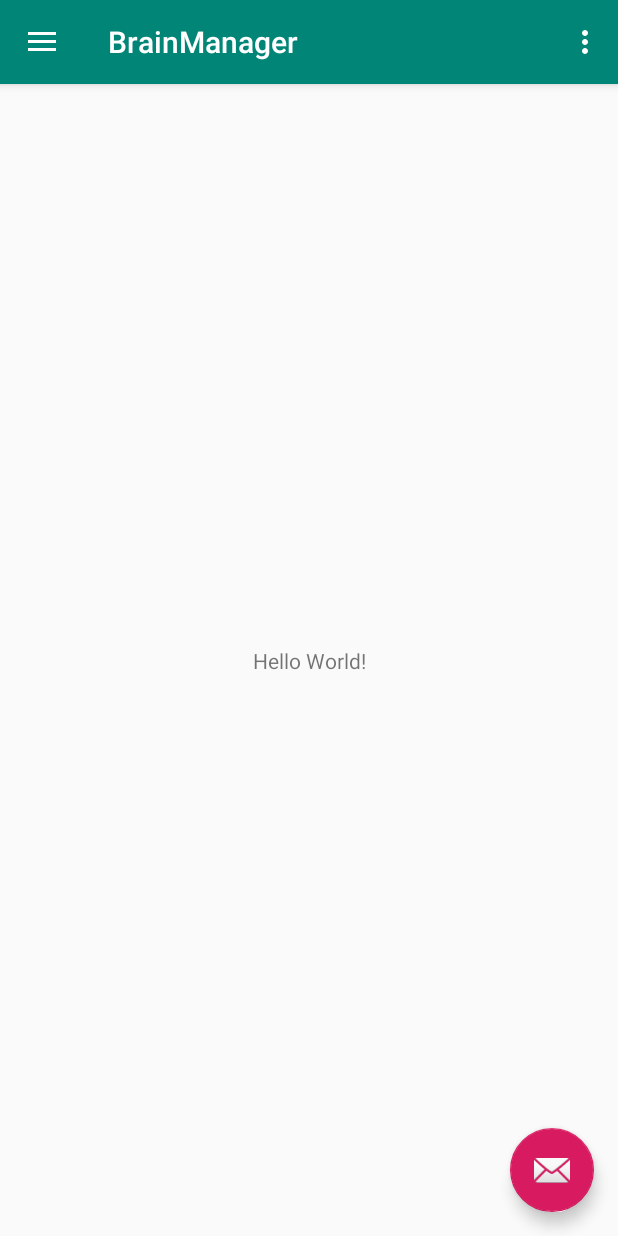
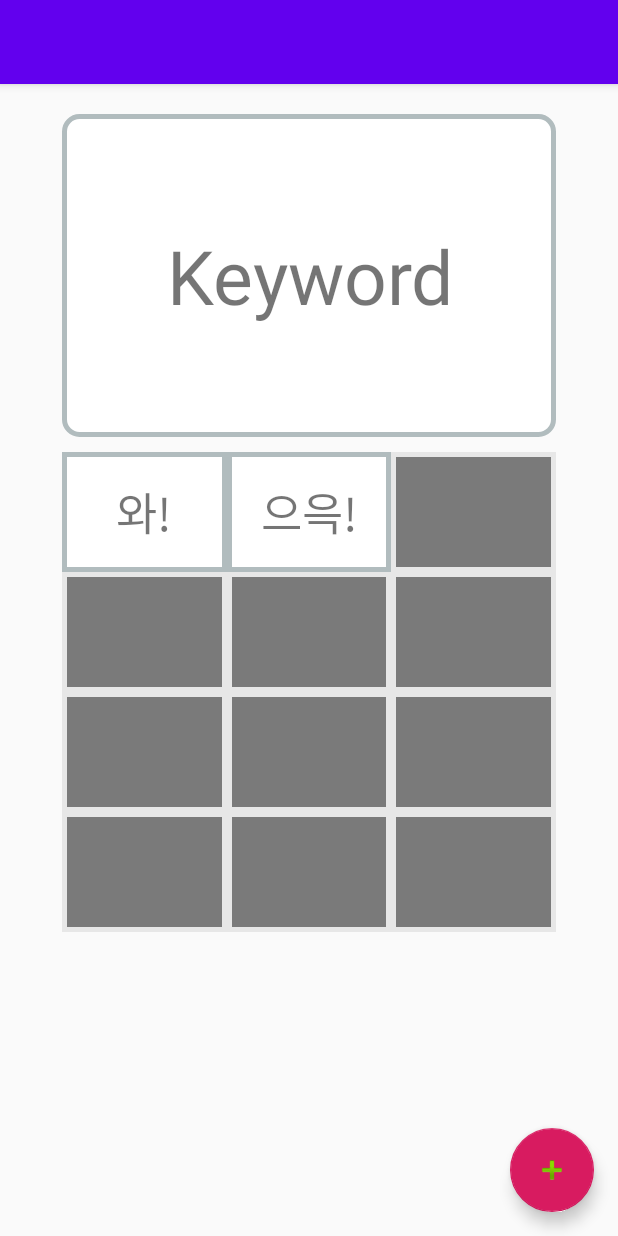
Before and after one commit to NeoMindStd/BrainManager, an Android app: the screen it shows after launch (MainActivity before the commit, RelationActivity after it), in the side drawer, after a tap on "Gallery", on a phone screen of 412 x 824 dp. Run offline under Robolectric (Android 15) with nearby library versions, the phone set to English and light mode, and no system bars.

Commit message:
Implement RecyclerView of RelationActivity
styles.xml 변경: ReviewActivity의 레이아웃 스타일 추가
string.xml 변경: ReviewActivity 버튼 문자열 추가
styles.xml(v21) 변경: 버그발생 transparent요소 제거
keywordlist.xml 생성: 리사이클러뷰에서 재활용할 레이아웃

content_review.xml 변경: 레이아웃 테스트를 위한 변경
content_relation.xml 변경: 그리드뷰->리사이클러뷰로 변경
gray_edge.xml 생성: 회색상자 표시용 레이아웃 스타일
ReviewActivity.java 변경: 주석줄 변경
RelationGridAdapter.java 변경: 리사이클러뷰로 변경
RelationActivity.java 변경: 리사이클러뷰로 변경
MainActivity.java 변경: 화면 연결점 추가.
Test.java: 변경한적 없는데 변경되어있음.
Relation.java: 변경한적 없는데 변경되어있음.
Keyword.java: 빌더함수에 버그 수정
Category.java: 변경한적 없는데 변경되어있음.
변경한적 없는데 변경된 것들은 전부 toString()메서드에서 "id="에서 "item="으로 변경됨.
AndroidManifest.xml 변경: ReviewActivity, RelationActivity 추가
build.gradle 변경: 리사이클러뷰 적용.

```diff
--- a/app/build.gradle
+++ b/app/build.gradle
@@ -28,6 +28,7 @@ dependencies {
     implementation 'androidx.legacy:legacy-support-v4:1.0.0-beta01'
     implementation 'com.google.android.material:material:1.0.0-beta01'
     implementation 'androidx.constraintlayout:constraintlayout:1.1.2'
+    implementation 'androidx.recyclerview:recyclerview:1.0.0-beta01'
     testImplementation 'junit:junit:4.12'
     androidTestImplementation 'androidx.test:runner:1.1.0-alpha4'
     androidTestImplementation 'androidx.test.espresso:espresso-core:3.1.0-alpha4'
--- a/app/src/main/java/std/neomind/brainmanager/MainActivity.java
+++ b/app/src/main/java/std/neomind/brainmanager/MainActivity.java
@@ -2,6 +2,7 @@ package std.neomind.brainmanager;
 
 import android.app.Activity;
 import android.content.Context;
+import android.content.Intent;
 import android.os.Bundle;
 
 import com.google.android.material.floatingactionbutton.FloatingActionButton;
@@ -101,11 +102,13 @@ public class MainActivity extends AppCompatActivity
     public boolean onNavigationItemSelected(MenuItem item) {
         // Handle navigation view item clicks here.
         int id = item.getItemId();
-
+        Intent intent;
         if (id == R.id.nav_camera) {
-            // Handle the camera action
+            intent = new Intent(this, ReviewActivity.class);
+            startActivity(intent);
         } else if (id == R.id.nav_gallery) {
-
+            intent = new Intent(this, RelationActivity.class);
+            startActivity(intent);
         } else if (id == R.id.nav_slideshow) {
 
         } else if (id == R.id.nav_manage) {
--- a/app/src/main/java/std/neomind/brainmanager/RelationActivity.java
+++ b/app/src/main/java/std/neomind/brainmanager/RelationActivity.java
@@ -4,7 +4,6 @@ import android.os.Bundle;
 import androidx.appcompat.app.AppCompatActivity;
 import androidx.appcompat.widget.Toolbar;
 
-import android.widget.GridView;
 import android.widget.TextView;
 
 
@@ -13,13 +12,15 @@ import com.google.android.material.snackbar.Snackbar;
 
 import java.util.ArrayList;
 
+import androidx.recyclerview.widget.GridLayoutManager;
+import androidx.recyclerview.widget.RecyclerView;
 import std.neomind.brainmanager.data.Keyword;
 
 public class RelationActivity extends AppCompatActivity {
 
     private TextView keywordText;
     private ArrayList<Keyword> mKeywords;
-    private GridView gridView;
+    private RecyclerView gridView;
     @Override
     protected void onCreate(Bundle savedInstanceState) {
         super.onCreate(savedInstanceState);
@@ -42,7 +43,7 @@ public class RelationActivity extends AppCompatActivity {
 //        }
 
         ////////////테스트
-        //int id, int cid, String text, String imagePath, int currentLevels, int reviewTimes, String registrationDate
+        //int item, int cid, String text, String imagePath, int currentLevels, int reviewTimes, String registrationDate
         keywordText = findViewById(R.id.keyword_relation_view);
         keywordText.setText("Keyword");
         Keyword.Builder b = new Keyword.Builder();
@@ -62,8 +63,11 @@ public class RelationActivity extends AppCompatActivity {
             mKeywords.add(b.build());
         }
 
-        gridView = (GridView)findViewById(R.id.grid_relation_view);
+        GridLayoutManager mLayoutManager = new GridLayoutManager(this, 3);
+
+        gridView = (RecyclerView) findViewById(R.id.keyword_recyclerview);
         RelationGridAdapter relationGridAdapter = new RelationGridAdapter(this, mKeywords);
+        gridView.setLayoutManager(mLayoutManager);
         //키워드가 부족할 경우 회색 박스들 생성
         gridView.setAdapter(relationGridAdapter);
     }
--- a/app/src/main/java/std/neomind/brainmanager/RelationGridAdapter.java
+++ b/app/src/main/java/std/neomind/brainmanager/RelationGridAdapter.java
@@ -1,69 +1,113 @@
 package std.neomind.brainmanager;
 
 import android.content.Context;
+import android.util.TypedValue;
 import android.view.Gravity;
+import android.view.LayoutInflater;
 import android.view.View;
 import android.view.ViewGroup;
-import android.widget.BaseAdapter;
 import android.widget.TextView;
 
 import java.util.ArrayList;
 
+import androidx.annotation.NonNull;
 import androidx.core.content.ContextCompat;
+import androidx.recyclerview.widget.RecyclerView;
+
 import std.neomind.brainmanager.data.Keyword;
 
-public class RelationGridAdapter extends BaseAdapter {
+public class RelationGridAdapter extends RecyclerView.Adapter<RelationGridAdapter.RelationGridHolder> {
     Context context = null;
     //context는 액티비티 context값을 저장함.
     //allKey가 전체 키워드들의 배열리스트를 저장함.
     private ArrayList<Keyword> allKey;
+
+    public class RelationGridHolder extends RecyclerView.ViewHolder {
+        protected TextView item;
+
+
+        public RelationGridHolder(View view) {
+            super(view);
+            this.item = (TextView) view.findViewById(R.id.griditem);
+        }
+    }
+    //
 
     public RelationGridAdapter(Context context, ArrayList<Keyword> mKey) {
         this.context = context;
         this.allKey = mKey;
     }
 
-    public RelationGridAdapter(Context context) {
-        this.context = context;
-        this.allKey = null;
+//    public RelationGridAdapter(Context context) {
+//        this.context = context;
+//        this.allKey = null;
+//    }
+    @Override
+    public RelationGridHolder onCreateViewHolder(ViewGroup viewGroup, int viewType) {
+        // View view = LayoutInflater.from(viewGroup.getContext()).inflate(R.layout.item_list, null);
+        View view = LayoutInflater.from(viewGroup.getContext()).inflate(R.layout.keywordlist, viewGroup, false);
+
+        RelationGridHolder viewHolder = new RelationGridHolder(view);
+
+        return viewHolder;
     }
-    //임시 getter, getter 지양에 따른 임시 메소드
-    public int getCount() { return (null != allKey) ? allKey.size() : 0; }
-    public Object getItem(int index) {
-        return (null != allKey) ? allKey.get(index) : 0;
+    //아이템을 생성할 때 발생하는 메소드
+    @Override
+    public void onBindViewHolder(@NonNull RelationGridHolder viewholder, int position) {
+        if(allKey.get(position).text != "") {
+            viewholder.item.setGravity(Gravity.CENTER);
+            viewholder.item.setText(allKey.get(position).text);
+            KeyGridClickListener keyGridClickListener = new KeyGridClickListener(context, allKey.get(position), viewholder.item);
+            viewholder.item.setOnClickListener(keyGridClickListener);
+        }
+        else{
+            viewholder.item.setBackground(ContextCompat.getDrawable(context, R.drawable.gray_edge));
+        }
+
     }
-    public long getItemId(int position) {
-        return position;
-    }
-    //////////////////////////
-    public View getView(int index, View convertView, ViewGroup parent) {
-        TextView textView = null;
-        String keytxt =allKey.get(index).text;
 
-        if (keytxt != "") {
-            if (null != convertView)
-                textView = (TextView) convertView;
-            else {
-                textView = new TextView(context);
-                textView.setText(keytxt);
 
-                // 클릭을 처리하는 KeyGridClickListener 객체를 정의
-                // 그리고 그것을 textView 클릭 리스너로 설정합니다.
-                KeyGridClickListener keyGridClickListener
-                        = new KeyGridClickListener(context, allKey.get(index), textView);
-                textView.setOnClickListener(keyGridClickListener);
-                textView.setBackground(ContextCompat.getDrawable(context, R.drawable.edge));
-                textView.setHeight(300);
-                textView.setGravity(Gravity.CENTER);
-            }
-        }
-        else
-        {
-                textView = new TextView(context);
-                // TODO change
-                //textView.setBackground(ContextCompat.getDrawable(context, R.drawable.gray_full_edge));
-                textView.setHeight(300);
-        }
-        return textView;
-    }
+    public int getItemCount() { return (null != allKey) ? allKey.size() : 0; }
+
+    ///재사용 되어질지도 모르는 코드는 일단 주석처리
+//    public Object getItem(int index) {
+//        return (null != allKey) ? allKey.get(index) : 0;
+//    }
+//    public long getItemId(int position) {
+//        return position;
+//
+//    }
+//    //////////////////////////
+//
+//
+//    public View getView(int index, View convertView, ViewGroup parent) {
+//        TextView textView = null;
+//        String keytxt =allKey.get(index).text;
+//
+//        if (keytxt != "") {
+//            if (null != convertView)
+//                textView = (TextView) convertView;
+//            else {
+//                textView = new TextView(context);
+//                textView.setText(keytxt);
+//
+//                // 클릭을 처리하는 KeyGridClickListener 객체를 정의
+//                // 그리고 그것을 textView 클릭 리스너로 설정합니다.
+//                KeyGridClickListener keyGridClickListener
+//                        = new KeyGridClickListener(context, allKey.get(index), textView);
+//                textView.setOnClickListener(keyGridClickListener);
+//                textView.setBackground(ContextCompat.getDrawable(context, R.drawable.edge));
+//                textView.setHeight(300);
+//                textView.setGravity(Gravity.CENTER);
+//            }
+//        }
+//        else
+//        {
+//                textView = new TextView(context);
+//                // TODO change
+//                //textView.setBackground(ContextCompat.getDrawable(context, R.drawable.gray_full_edge));
+//                textView.setHeight(300);
+//        }
+//        return textView;
+//    }
 }
--- a/app/src/main/java/std/neomind/brainmanager/ReviewActivity.java
+++ b/app/src/main/java/std/neomind/brainmanager/ReviewActivity.java
@@ -65,7 +65,7 @@ public class ReviewActivity extends AppCompatActivity {
 //        }
 
         ////////////테스트
-        //int id, int cid, String text, String imagePath, int currentLevels, int reviewTimes, String registrationDate
+        //int item, int cid, String text, String imagePath, int currentLevels, int reviewTimes, String registrationDate
         Keyword.Builder b = new Keyword.Builder();
         b.setText("와!");
         Keyword tempKey = b.build();
--- a/app/src/main/java/std/neomind/brainmanager/data/Category.java
+++ b/app/src/main/java/std/neomind/brainmanager/data/Category.java
@@ -19,7 +19,7 @@ public class Category {
     @Override
     public String toString() {
         return "Category{" +
-                "id=" + id +
+                "item=" + id +
                 ", name='" + name + '\'' +
                 ", description='" + description + '\'' +
                 '}';
--- a/app/src/main/java/std/neomind/brainmanager/data/Keyword.java
+++ b/app/src/main/java/std/neomind/brainmanager/data/Keyword.java
@@ -6,8 +6,8 @@ import java.util.Objects;
 public class Keyword {
     public static final int NOT_REGISTERED = -1;
 
-    public int id;                  // db id
-    public int cid;                 // category id
+    public int id;                  // db item
+    public int cid;                 // category item
     public String text;             // contents
     public String imagePath;        // absolute path of contents image
     public int currentLevels;       // automatically review levels
@@ -31,7 +31,7 @@ public class Keyword {
     @Override
     public String toString() {
         return "Keyword{" +
-                "id=" + id +
+                "item=" + id +
                 ", cid=" + cid +
                 ", text='" + text + '\'' +
                 ", imagePath='" + imagePath + '\'' +
@@ -66,8 +66,8 @@ public class Keyword {
     }
 
     public static class Builder {
-        private int id;                  // db id
-        private int cid;                 // category id
+        private int id;                  // db item
+        private int cid;                 // category item
         private String text;             // contents
         private String imagePath;        // absolute path of contents image
         private int currentLevels;       // automatically review levels
@@ -75,13 +75,13 @@ public class Keyword {
         private String registrationDate; // yy-mm-dd
 
         public Builder() {
-            int id = NOT_REGISTERED;
-            int cid = NOT_REGISTERED;
-            String text = "";
-            String imagePath = "";
-            int currentLevels = NOT_REGISTERED;
-            int reviewTimes = NOT_REGISTERED;
-            String registrationDate = "";
+            id = NOT_REGISTERED;
+            cid = NOT_REGISTERED;
+            text = "";
+            imagePath = "";
+            currentLevels = NOT_REGISTERED;
+            reviewTimes = NOT_REGISTERED;
+            registrationDate = "";
         }
 
         public Builder setId(int id) {
--- /dev/null
+++ b/app/src/main/res/drawable/gray_edge.xml
@@ -0,0 +1,6 @@
+<?xml version="1.0" encoding="utf-8"?>
+<shape xmlns:android="http://schemas.android.com/apk/res/android">
+    <solid android:color="#7A7A7A"/>
+    <stroke android:width="3dip" android:color="#E7E7E7" />
+    <padding android:left="0dip" android:top="0dip" android:right="0dip" android:bottom="0dip" />
+</shape>
--- /dev/null
+++ b/app/src/main/res/layout/keywordlist.xml
@@ -0,0 +1,22 @@
+<?xml version="1.0" encoding="utf-8"?>
+<androidx.constraintlayout.widget.ConstraintLayout xmlns:android="http://schemas.android.com/apk/res/android"
+    xmlns:app="http://schemas.android.com/apk/res-auto"
+    xmlns:tools="http://schemas.android.com/tools"
+    android:layout_width="match_parent"
+    android:layout_height="wrap_content"
+    android:background="?android:attr/selectableItemBackground"
+    android:orientation="horizontal">
+
+    <TextView
+        android:id="@+id/griditem"
+        android:layout_width="0dp"
+        android:layout_height="80dp"
+        android:background="@drawable/edge"
+        android:text=""
+        android:textSize="30sp"
+        app:layout_constraintBottom_toBottomOf="parent"
+        app:layout_constraintHorizontal_weight="1"
+        app:layout_constraintLeft_toLeftOf="parent"
+        app:layout_constraintRight_toRightOf="parent" />
+
+</androidx.constraintlayout.widget.ConstraintLayout>
--- a/app/src/main/res/values-v21/styles.xml
+++ b/app/src/main/res/values-v21/styles.xml
@@ -3,6 +3,5 @@
     <style name="AppTheme.NoActionBar">
         <item name="windowActionBar">false</item>
         <item name="windowNoTitle">true</item>
-        <item name="android:statusBarColor">@android:color/transparent</item>
     </style>
 </resources>
--- a/app/src/main/res/values/strings.xml
+++ b/app/src/main/res/values/strings.xml
@@ -6,4 +6,6 @@
     <string name="nav_header_subtitle">android.studio@android.com</string>
     <string name="nav_header_desc">Navigation header</string>
     <string name="action_settings">Settings</string>
+    <string name="show_answer_button">정답 보기</string>
+    <string name="next_button">다음</string>
 </resources>
--- a/app/src/main/res/values/styles.xml
+++ b/app/src/main/res/values/styles.xml
@@ -3,8 +3,8 @@
     <!-- Base application theme. -->
     <style name="AppTheme" parent="Theme.AppCompat.Light.DarkActionBar">
         <!-- Customize your theme here. -->
-        <item name="colorPrimary">@color/colorPrimary</item>
-        <item name="colorPrimaryDark">@color/colorPrimaryDark</item>
+        <item name="colorPrimary">@color/design_default_color_primary</item>
+        <item name="colorPrimaryDark">@color/design_default_color_primary_dark</item>
         <item name="colorAccent">@color/colorAccent</item>
     </style>
 
@@ -13,6 +13,21 @@
         <item name="windowNoTitle">true</item>
     </style>
 
+    <style name="keywordTheme">
+        <item name="android:textSize">50sp</item>
+        <item name="android:gravity">center</item>
+    </style>
+
+
+    <style name="ExamTheme">
+        <item name="android:textSize">30sp</item>
+        <item name="android:gravity">center</item>
+    </style>
+    <style name="textExamTheme">
+        <item name="android:textSize">20sp</item>
+        <item name="android:gravity">center</item>
+    </style>
+
     <style name="AppTheme.AppBarOverlay" parent="ThemeOverlay.AppCompat.Dark.ActionBar" />
 
     <style name="AppTheme.PopupOverlay" parent="ThemeOverlay.AppCompat.Light" />
```
Also changed, not shown: app/src/main/AndroidManifest.xml (+10 -0 lines), app/src/main/java/std/neomind/brainmanager/data/Relation.java (+7 -7 lines), app/src/main/java/std/neomind/brainmanager/data/Test.java (+7 -7 lines), app/src/main/res/layout/content_relation.xml (+15 -24 lines), app/src/main/res/layout/content_review.xml (+4 -4 lines).
